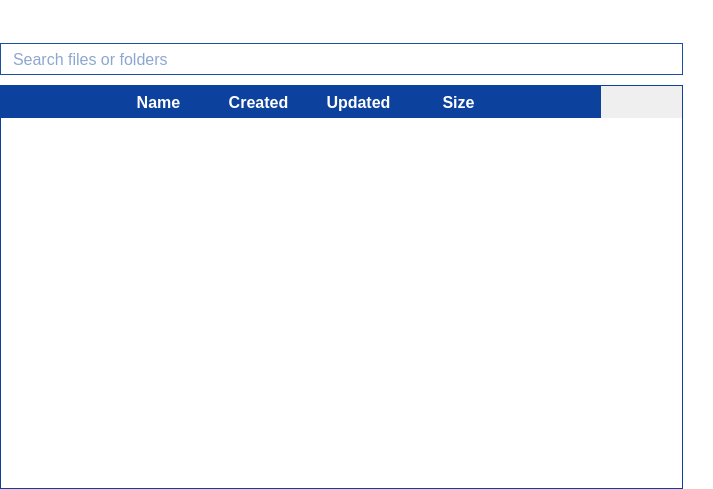
Above: parsec/core/gui/forms/files_widget.ui from Scille/parsec-cloud before the change. Below: the same form after it.
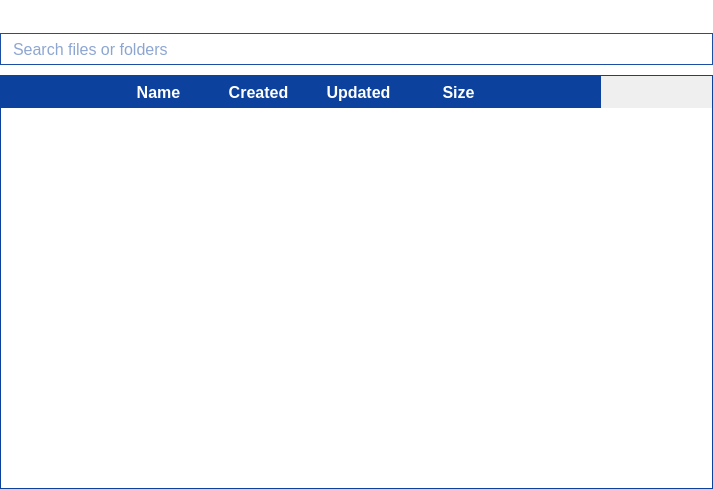
That is the form after the change. Icons and pictures are not drawn.

Patch:
```diff
--- a/parsec/core/gui/forms/files_widget.ui
+++ b/parsec/core/gui/forms/files_widget.ui
@@ -93,10 +93,10 @@
        <number>0</number>
       </property>
       <property name="topMargin">
-       <number>10</number>
+       <number>0</number>
       </property>
       <property name="rightMargin">
-       <number>30</number>
+       <number>0</number>
       </property>
       <property name="bottomMargin">
        <number>0</number>
@@ -107,7 +107,7 @@
          <number>5</number>
         </property>
         <property name="rightMargin">
-         <number>10</number>
+         <number>0</number>
         </property>
         <item>
          <widget class="QLabel" name="label_current_workspace">
```
